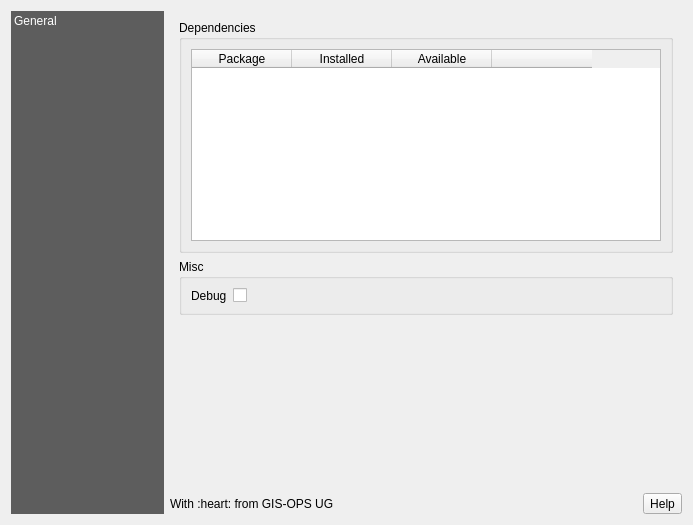
The window that qvalhalla/resources/ui/dlg_plugin_settings.ui (nilsnolde/valhalla-qgis-plugin) describes before a commit, drawn with Qt 5.
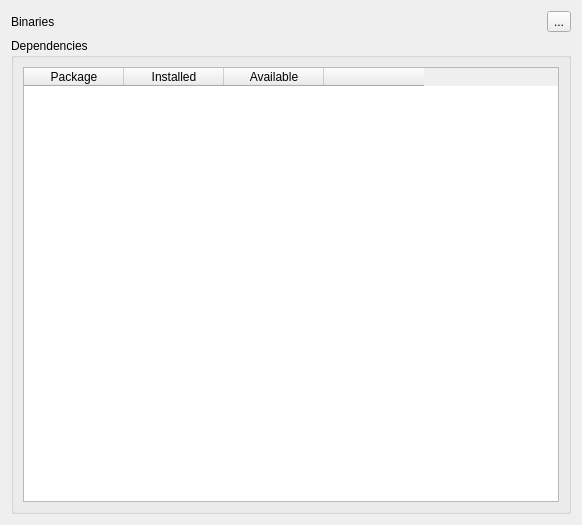
The same window after the commit. Icons and pictures are not drawn. Custom widgets are drawn as their Qt base class.

The edit to the form file:
```diff
--- a/qvalhalla/resources/ui/dlg_plugin_settings.ui
+++ b/qvalhalla/resources/ui/dlg_plugin_settings.ui
@@ -9,87 +9,55 @@
    <rect>
     <x>0</x>
     <y>0</y>
-    <width>693</width>
+    <width>582</width>
     <height>525</height>
    </rect>
   </property>
   <property name="windowTitle">
    <string notr="true">Valhalla - Settings</string>
   </property>
-  <layout class="QGridLayout" name="gridLayout">
-   <item row="0" column="0">
-    <widget class="QListWidget" name="menu_widget">
-     <property name="sizePolicy">
-      <sizepolicy hsizetype="Fixed" vsizetype="Expanding">
-       <horstretch>0</horstretch>
-       <verstretch>0</verstretch>
-      </sizepolicy>
-     </property>
-     <property name="minimumSize">
-      <size>
-       <width>100</width>
-       <height>200</height>
-      </size>
-     </property>
-     <property name="maximumSize">
-      <size>
-       <width>153</width>
-       <height>16777215</height>
-      </size>
-     </property>
-     <property name="styleSheet">
-      <string notr="true">QListWidget{
-	background-color: rgb(69, 69, 69, 220);
-	outline: 0;
-}
-QListWidget::item {
-	color: white;
-	padding: 3px;
-}
-QListWidget::item::selected {
-	color: black;
-	background-color:palette(Window);
-    padding-right: 0px;
-}</string>
-     </property>
-     <property name="frameShape">
-      <enum>QFrame::Box</enum>
-     </property>
-     <property name="lineWidth">
-      <number>0</number>
-     </property>
-     <property name="iconSize">
-      <size>
-       <width>32</width>
-       <height>32</height>
-      </size>
-     </property>
-     <property name="spacing">
-      <number>10</number>
-     </property>
-     <property name="uniformItemSizes">
-      <bool>false</bool>
-     </property>
-     <property name="currentRow">
-      <number>-1</number>
-     </property>
-     <item>
-      <property name="text">
-       <string>General</string>
-      </property>
-     </item>
-    </widget>
-   </item>
-   <item row="0" column="1">
-    <layout class="QVBoxLayout" name="main_layout">
-     <item>
-      <widget class="QStackedWidget" name="ui_stacked_panels">
-       <property name="currentIndex">
-        <number>0</number>
-       </property>
-       <widget class="QWidget" name="general_page">
         <layout class="QVBoxLayout" name="verticalLayout">
          <item>
+    <layout class="QVBoxLayout" name="main_layout">
+     <item>
+      <layout class="QFormLayout" name="formLayout">
+       <item row="0" column="0">
+        <widget class="QLabel" name="label">
+         <property name="text">
+          <string>Binaries</string>
+         </property>
+        </widget>
+       </item>
+       <item row="0" column="1">
+        <layout class="QHBoxLayout" name="horizontalLayout">
+         <item>
+          <widget class="QgsFileWidget" name="ui_binary_path">
+           <property name="toolTip">
+            <string>Change the binary directory for Valhalla</string>
+           </property>
+           <property name="storageMode">
+            <enum>QgsFileWidget::GetDirectory</enum>
+           </property>
+           <property name="options">
+            <set>QFileDialog::DontResolveSymlinks|QFileDialog::ReadOnly|QFileDialog::ShowDirsOnly</set>
+           </property>
+          </widget>
+         </item>
+         <item>
+          <widget class="QToolButton" name="ui_btn_default_binary_path">
+           <property name="toolTip">
+            <string>Set the binary path to the pyvalhalla-weekly Python package (if installed)</string>
+           </property>
+           <property name="text">
+            <string>...</string>
+           </property>
+          </widget>
+         </item>
+        </layout>
+       </item>
+      </layout>
+     </item>
+     <item>
           <widget class="QGroupBox" name="ui_deps_group">
            <property name="title">
             <string>Dependencies</string>
@@ -97,6 +65,12 @@
            <layout class="QVBoxLayout" name="verticalLayout_3">
             <item>
              <widget class="QTableWidget" name="ui_deps_table">
+          <property name="sizePolicy">
+           <sizepolicy hsizetype="Expanding" vsizetype="Expanding">
+            <horstretch>0</horstretch>
+            <verstretch>0</verstretch>
+           </sizepolicy>
+          </property>
               <property name="frameShape">
                <enum>QFrame::StyledPanel</enum>
               </property>
@@ -143,87 +117,17 @@
            </layout>
           </widget>
          </item>
-         <item>
-          <widget class="QGroupBox" name="ui_url_group">
-           <property name="title">
-            <string>Misc</string>
-           </property>
-           <layout class="QFormLayout" name="formLayout_2">
-            <item row="0" column="0">
-             <widget class="QLabel" name="label">
-              <property name="text">
-               <string>Debug</string>
-              </property>
-             </widget>
-            </item>
-            <item row="0" column="1">
-             <widget class="QCheckBox" name="ui_debug">
-              <property name="text">
-               <string/>
-              </property>
-             </widget>
-            </item>
-           </layout>
-          </widget>
+    </layout>
          </item>
         </layout>
        </widget>
-      </widget>
-     </item>
-     <item>
-      <spacer name="verticalSpacer">
-       <property name="orientation">
-        <enum>Qt::Vertical</enum>
-       </property>
-       <property name="sizeHint" stdset="0">
-        <size>
-         <width>20</width>
-         <height>40</height>
-        </size>
-       </property>
-      </spacer>
-     </item>
-     <item>
-      <layout class="QHBoxLayout" name="horizontalLayout">
-       <item>
-        <widget class="QLabel" name="label_9">
-         <property name="sizePolicy">
-          <sizepolicy hsizetype="Preferred" vsizetype="Preferred">
-           <horstretch>0</horstretch>
-           <verstretch>0</verstretch>
-          </sizepolicy>
-         </property>
-         <property name="text">
-          <string>With :heart: from GIS-OPS UG</string>
-         </property>
-        </widget>
-       </item>
-       <item>
-        <widget class="QToolButton" name="toolButton_2">
-         <property name="text">
-          <string>Help</string>
-         </property>
-         <property name="icon">
-          <iconset theme=":images/themes/default/mActionHelpContents.svg">
-           <normaloff>../../../../../../../.designer/backup</normaloff>../../../../../../../.designer/backup</iconset>
-         </property>
-         <property name="iconSize">
-          <size>
-           <width>32</width>
-           <height>32</height>
-          </size>
-         </property>
-        </widget>
-       </item>
-      </layout>
-     </item>
-    </layout>
-   </item>
-  </layout>
- </widget>
- <tabstops>
-  <tabstop>menu_widget</tabstop>
- </tabstops>
+ <customwidgets>
+  <customwidget>
+   <class>QgsFileWidget</class>
+   <extends>QWidget</extends>
+   <header>qgsfilewidget.h</header>
+  </customwidget>
+ </customwidgets>
  <resources/>
  <connections/>
 </ui>
```
Lines whose indentation alone changed are shown as unchanged.
